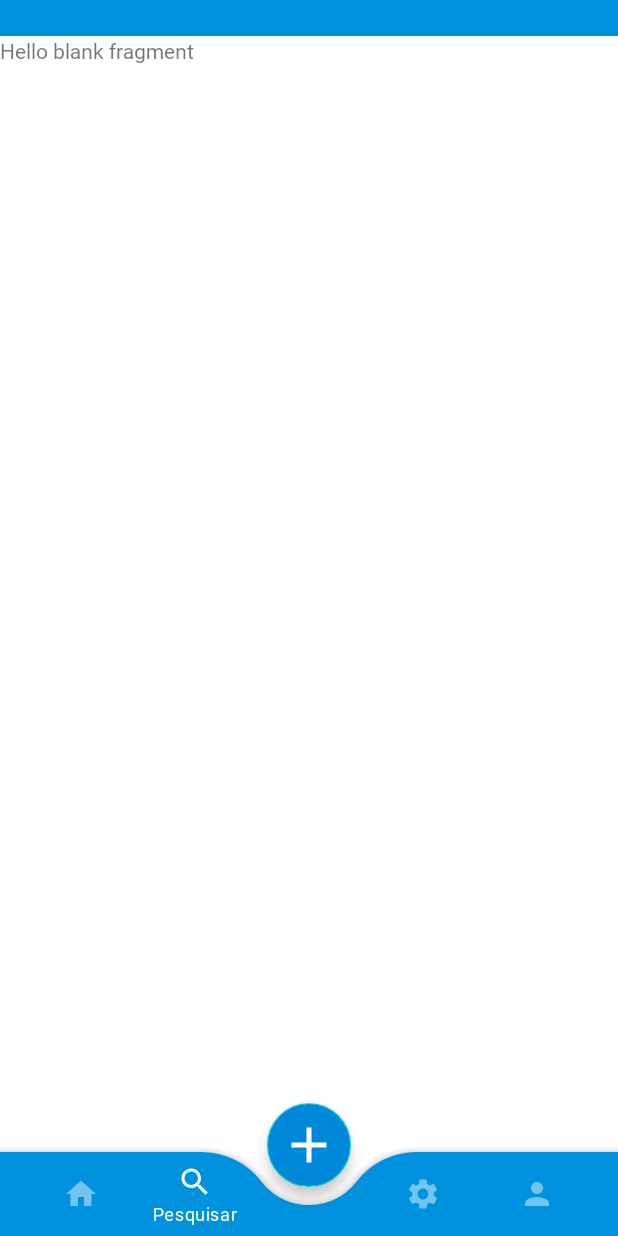
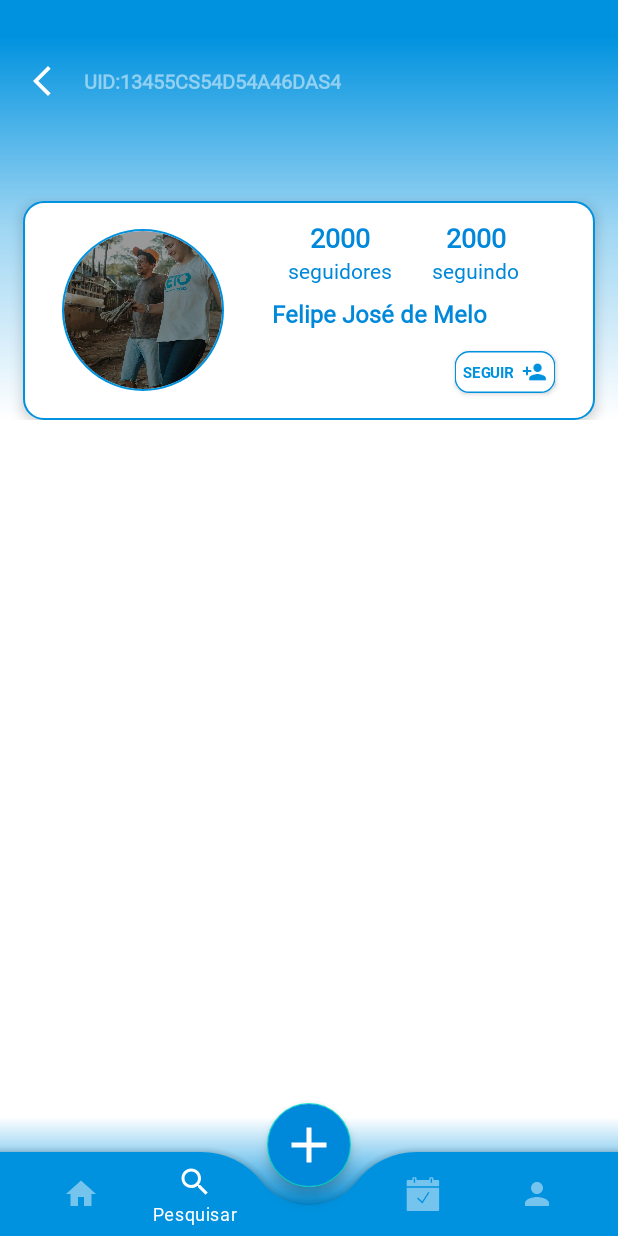
Before and after one commit to felipemelo7782/Teto_Br2, an Android app: the screen it shows after launch (HomeActivity), item 2 of the bottom bar chosen, on a phone screen of 412 x 824 dp. Run offline under Robolectric (Android 15) with nearby library versions, the phone set to English and light mode, and no system bars; our stand-ins replace CircleImageView, data binding.

Commit message:
04.04.2024-3

```diff
--- /dev/null
+++ b/app/src/main/java/com/techo/tetobr/fragments/UsersFragment.kt
@@ -0,0 +1,31 @@
+package com.techo.tetobr.fragments
+
+import android.os.Bundle
+import android.view.LayoutInflater
+import android.view.View
+import android.view.ViewGroup
+import androidx.fragment.app.Fragment
+import com.techo.tetobr.R
+
+class UsersFragment : Fragment() {
+    // TODO: Rename and change types of parameters
+    private var param1: String? = null
+    private var param2: String? = null
+
+    override fun onCreate(savedInstanceState: Bundle?) {
+        super.onCreate(savedInstanceState)
+
+    }
+
+    override fun onCreateView(
+        inflater: LayoutInflater, container: ViewGroup?,
+        savedInstanceState: Bundle?
+    ): View? {
+        // Inflate the layout for this fragment
+        return inflater.inflate(R.layout.fragment_users, container, false)
+    }
+
+    companion object {
+
+    }
+}
--- /dev/null
+++ b/app/src/main/res/drawable/evento.xml
@@ -0,0 +1,14 @@
+<vector xmlns:android="http://schemas.android.com/apk/res/android"
+    android:width="24dp"
+    android:height="24dp"
+    android:viewportWidth="2400"
+    android:viewportHeight="2400">
+  <path
+      android:pathData="M1174.7,1826.7c-35.7,-9.5 -345.3,-297.2 -366.5,-328.9 20.6,-30.7 37.2,-29.2 47,-65.8 62.1,41.6 244.2,238.7 300.7,253.8l343.8,-539.6c20.7,-31.5 34.1,-48.8 50.9,-80.7 33.3,7.8 48.4,23.4 75.2,37.6 -7.3,31.4 -86.2,148.4 -109,182.4 -39.7,59.2 -332.8,506.4 -342.1,541.2zM112.8,2249.6c0,46.5 38.1,84.6 84.6,84.6l1992.3,0c46.4,0 84.5,-38.1 84.5,-84.6l0,-1466 -2161.4,0 0,1466z"
+      android:fillColor="#000000"
+      android:fillType="evenOdd"/>
+  <path
+      android:pathData="M1710.4,172.8l93.9,0 0,281.9 -93.9,0 0,-281.9zM573.3,78.8l61.6,0c133.1,0.9 135.7,14.9 135.7,187.9l845.8,0c0,-69.6 -18,-187.9 84.6,-187.9l61.6,0c133.1,0.9 135.7,14.9 135.7,187.9l291.4,0c46.4,0 84.5,38.2 84.5,84.6l0,338.3 -2161.4,0 0,-338.3c0,-46.4 38.1,-84.6 84.6,-84.6l291.3,0 0,-103.3c0,-46.5 38.1,-84.6 84.6,-84.6zM582.7,172.8l93.9,0 0,281.9 -93.9,0 0,-281.9z"
+      android:fillColor="#000000"
+      android:fillType="evenOdd"/>
+</vector>
--- a/app/src/main/res/layout/fragment_home.xml
+++ b/app/src/main/res/layout/fragment_home.xml
@@ -66,7 +66,8 @@
                     android:gravity="center_vertical"
                     android:text="@string/txt_eventos"
                     android:textStyle="bold"
-                    android:textColor="@color/blue" />
+                    android:textColor="@color/blue"
+                     />
 
                 <TextView
                     android:layout_width="wrap_content"
--- /dev/null
+++ b/app/src/main/res/layout/fragment_users.xml
@@ -0,0 +1,215 @@
+<?xml version="1.0" encoding="utf-8"?>
+<layout xmlns:android="http://schemas.android.com/apk/res/android"
+    xmlns:tools="http://schemas.android.com/tools"
+    xmlns:app="http://schemas.android.com/apk/res-auto">
+
+    <data>
+
+    </data>
+
+    <LinearLayout
+
+        android:layout_width="match_parent"
+        android:layout_height="match_parent"
+        android:orientation="vertical"
+        tools:context=".fragments.UsersFragment">
+        <LinearLayout
+            android:gravity="center_horizontal"
+            android:layout_width="match_parent"
+            android:layout_height="wrap_content"
+            android:orientation="vertical"
+            android:background="@drawable/background_gradient"
+            >
+            <LinearLayout
+                android:id="@+id/topbar"
+                android:layout_width="match_parent"
+                android:orientation="horizontal"
+                android:layout_height="60dp">
+
+                <ImageButton
+                    android:layout_width="wrap_content"
+                    android:layout_height="match_parent"
+                    android:background="@drawable/transparent_background"
+                    android:src="@drawable/baseline_back_24"
+                    android:padding="8dp"
+                    android:layout_marginStart="8dp"
+                    app:tint="@color/white"
+                    android:contentDescription="@string/txt_configuraces" />
+                <LinearLayout
+                    android:layout_width="0dp"
+                    android:layout_height="match_parent"
+                    android:gravity="start|center_vertical"
+                    android:paddingHorizontal="8dp"
+                    android:layout_weight="1">
+
+                    <TextView
+                        android:alpha="0.5"
+                        android:layout_width="wrap_content"
+                        android:layout_height="wrap_content"
+                        android:layout_gravity="center"
+                        android:layout_marginVertical="8dp"
+                        android:text="UID:"
+                        android:textColor="@color/white"
+                        android:textSize="13sp"
+                        android:textAllCaps="true"
+                        android:textStyle="bold" />
+                    <TextView
+                        android:alpha="0.5"
+                        android:layout_width="wrap_content"
+                        android:layout_height="wrap_content"
+                        android:layout_gravity="center"
+                        android:layout_marginVertical="8dp"
+                        android:text="13455cs54d54a46das4"
+                        android:textColor="@color/white"
+                        android:textSize="13sp"
+                        android:textAllCaps="true"
+                        android:textStyle="bold" />
+                    <ImageButton
+                        android:visibility="gone"
+                        android:layout_width="wrap_content"
+                        android:layout_height="match_parent"
+                        android:background="@drawable/transparent_background"
+                        android:src="@drawable/baseline_settings_24"
+                        android:padding="8dp"
+                        app:tint="@color/white"
+                        android:contentDescription="@string/txt_configuraces" />
+                </LinearLayout>
+            </LinearLayout>
+            <LinearLayout
+                android:elevation="5dp"
+                android:background="@drawable/bg_rounded2"
+                android:layout_marginTop="50dp"
+                android:layout_marginHorizontal="15dp"
+                android:layout_width="match_parent"
+                android:layout_height="wrap_content"
+                android:padding="8dp"
+                android:paddingStart="20dp"
+                android:gravity="start|center_vertical"
+                tools:ignore="RtlSymmetry">
+                <de.hdodenhof.circleimageview.CircleImageView
+                    android:layout_width="120dp"
+                    android:layout_height="120dp"
+                    android:padding="6dp"
+                    android:src="@drawable/banner_teto"
+                    app:civ_border_width="1dp"
+                    app:civ_border_color="@color/blue"
+                    app:civ_border_overlay="true"
+                     />
+
+                <LinearLayout
+                    android:layout_width="match_parent"
+                    android:layout_height="wrap_content"
+                    android:orientation="vertical"
+                    android:padding="4dp"
+                    android:gravity="center_vertical">
+
+                    <LinearLayout
+                        android:layout_marginHorizontal="22dp"
+                        android:layout_width="match_parent"
+                        android:layout_height="wrap_content"
+                        android:orientation="horizontal"
+                        >
+                        <LinearLayout
+
+                            android:layout_width="match_parent"
+                            android:layout_height="wrap_content"
+                            android:layout_weight="1"
+                            android:gravity="center"
+                            android:orientation="vertical"
+                            >
+                            <TextView
+                                android:layout_width="wrap_content"
+                                android:layout_height="wrap_content"
+                                android:layout_gravity="center"
+                                android:text="2000"
+                                android:textColor="@color/blueSecondary"
+                                android:textSize="18sp"
+                                android:textStyle="bold" />
+                            <TextView
+                                android:layout_width="wrap_content"
+                                android:layout_height="wrap_content"
+                                android:layout_gravity="center"
+                                android:text="seguidores"
+                                android:textColor="@color/blueSecondary"
+                                android:textSize="14sp"
+                                android:textStyle="normal" />
+                        </LinearLayout>
+                        <LinearLayout
+                            android:layout_width="match_parent"
+                            android:layout_height="wrap_content"
+                            android:layout_weight="1"
+                            android:gravity="center"
+                            android:orientation="vertical"
+                            >
+                            <TextView
+                                android:layout_width="wrap_content"
+                                android:layout_height="wrap_content"
+                                android:layout_gravity="center"
+                                android:text="2000"
+                                android:textColor="@color/blueSecondary"
+                                android:textSize="18sp"
+                                android:textStyle="bold" />
+                            <TextView
+                                android:layout_width="wrap_content"
+                                android:layout_height="wrap_content"
+                                android:layout_gravity="center"
+                                android:text="seguindo"
+                                android:textColor="@color/blueSecondary"
+                                android:textSize="14sp"
+                                android:textStyle="normal" />
+                        </LinearLayout>
+                    </LinearLayout>
+                    <TextView
+                        android:layout_marginStart="22dp"
+                        android:layout_width="wrap_content"
+                        android:layout_height="wrap_content"
+                        android:layout_marginVertical="8dp"
+                        android:text="Felipe José de Melo"
+                        android:textColor="@color/blueSecondary"
+                        android:textSize="16sp"
+                        android:textStyle="bold" />
+
+                    <Button
+                        android:id="@+id/btn_seguir"
+                        android:scaleX="0.7"
+                        android:scaleY="0.7"
+                        android:layout_gravity="end"
+                        android:theme="@style/Theme.TetoBr"
+                        style="@style/ButtonRounded2"
+                        android:layout_width="wrap_content"
+                        android:layout_height="40dp"
+                        android:drawableEnd="@drawable/baseline_person_add_24"
+                        android:drawablePadding="8dp"
+                        android:drawableTint="@color/blue"
+                        android:padding="8dp"
+                        android:text="SEGUIR"
+                        android:textColor="@color/blue"
+                        android:textStyle="bold"
+                        />
+                </LinearLayout>
+            </LinearLayout>
+
+
+        </LinearLayout>
+        <LinearLayout
+            android:layout_width="match_parent"
+            android:orientation="vertical"
+            android:paddingTop="8dp"
+            android:layout_weight="1"
+            android:layout_height="0dp">
+
+            <androidx.recyclerview.widget.RecyclerView
+                android:layout_marginTop="8dp"
+                android:id="@+id/rv_eventos"
+                android:layout_width="match_parent"
+                android:layout_height="wrap_content"
+                />
+
+        </LinearLayout>
+        <View
+            android:layout_width="match_parent"
+            android:layout_height="60dp"
+            android:background="@drawable/background_gradient_reverse"
+            />
+    </LinearLayout>
+</layout>
--- a/app/src/main/res/menu/bottom_nav_menu.xml
+++ b/app/src/main/res/menu/bottom_nav_menu.xml
@@ -15,7 +15,7 @@
 
     <item android:id="@+id/mEventos"
         android:title="@string/txt_eventos"
-        android:icon="@drawable/baseline_settings_24"/>
+        android:icon="@drawable/evento"/>
 
     <item android:id="@+id/mPerfil"
         android:title="@string/txt_perfil"
```
